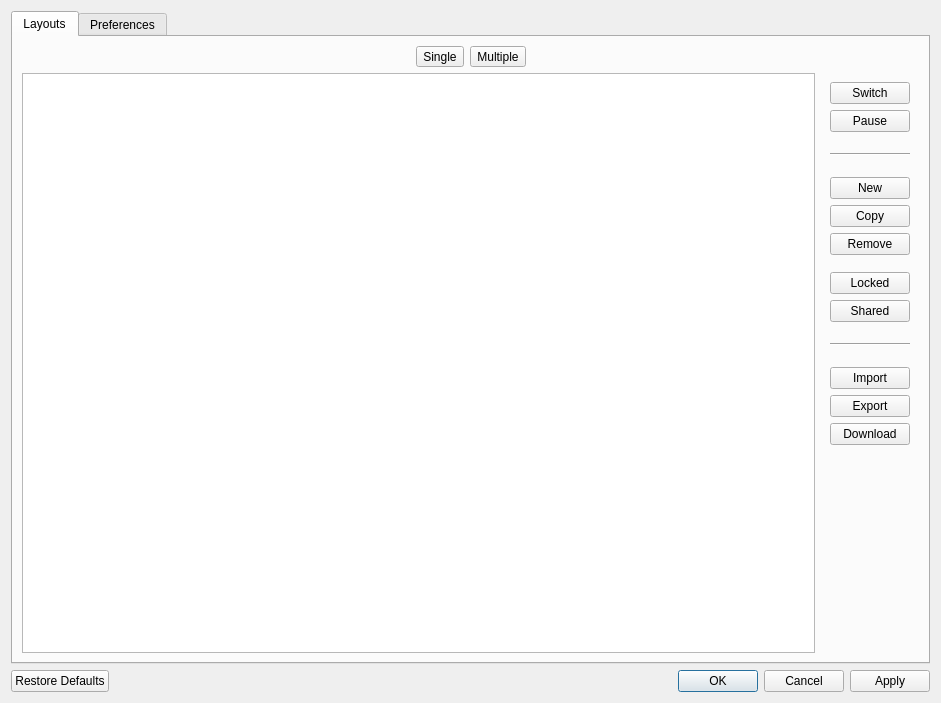
Old version of the form app/settings/settingsdialog.ui in the repository KDE/latte-dock.
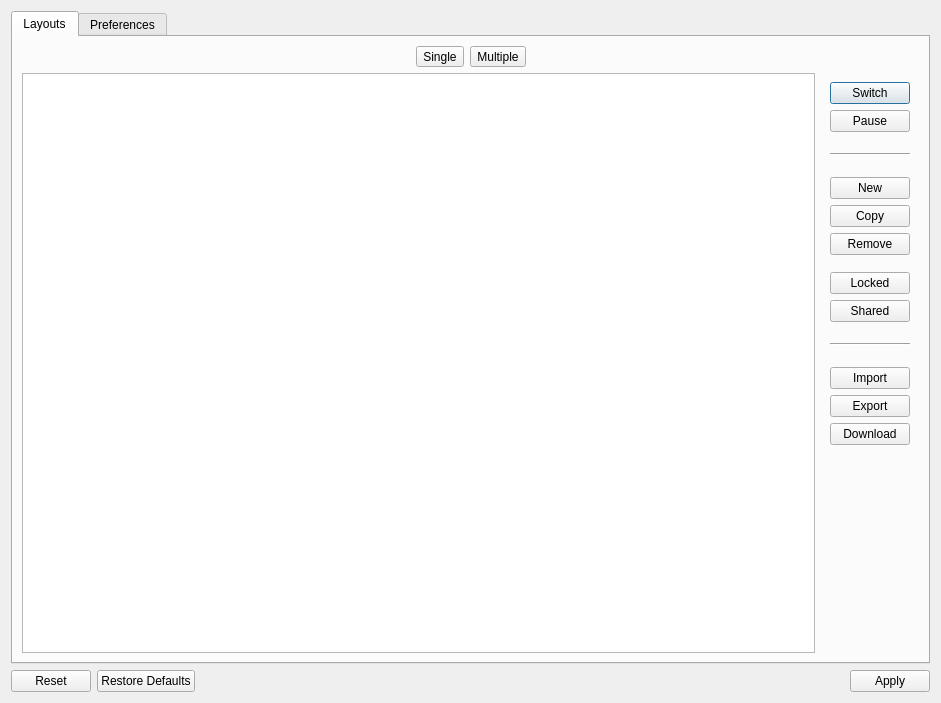
New version of the form. Icons and pictures are not drawn.

Commit message: introduce Reset button

Patch:
```diff
--- a/app/settings/settingsdialog.ui
+++ b/app/settings/settingsdialog.ui
@@ -1191,7 +1191,7 @@
       <enum>Qt::Horizontal</enum>
      </property>
      <property name="standardButtons">
-      <set>QDialogButtonBox::Apply|QDialogButtonBox::Cancel|QDialogButtonBox::Ok|QDialogButtonBox::RestoreDefaults</set>
+      <set>QDialogButtonBox::Apply|QDialogButtonBox::Reset|QDialogButtonBox::RestoreDefaults</set>
      </property>
     </widget>
    </item>
```
Left out of the diff: 2 changed lines with no effect on the pictures. The commit also changes 5 other files.
